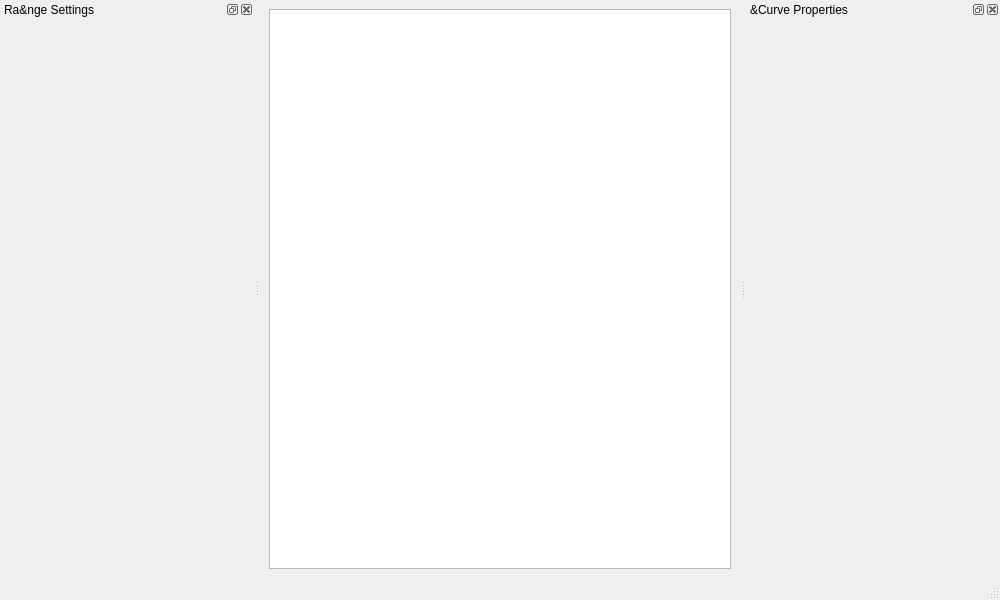
KLZ-0/Alames, file Alames/forms/mainwindow.ui: the form before one commit.
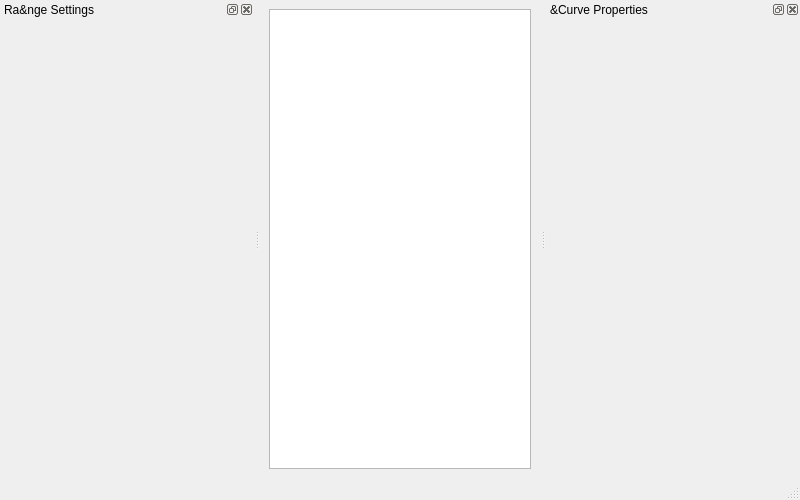
The form after the commit. Custom widgets are drawn as their Qt base class.

Commit message: Updated TODOs + unified updates in left and right widgets

Diff of the .ui file:
```diff
--- a/Alames/forms/mainwindow.ui
+++ b/Alames/forms/mainwindow.ui
@@ -6,14 +6,20 @@
    <rect>
     <x>0</x>
     <y>0</y>
-    <width>1000</width>
-    <height>600</height>
+    <width>800</width>
+    <height>500</height>
    </rect>
   </property>
   <property name="minimumSize">
    <size>
-    <width>1000</width>
-    <height>600</height>
+    <width>800</width>
+    <height>500</height>
+   </size>
+  </property>
+  <property name="sizeIncrement">
+   <size>
+    <width>680</width>
+    <height>400</height>
    </size>
   </property>
   <property name="windowTitle">
```
Left out of the diff: 2 changed lines with no effect on the pictures. The commit also changes 5 other files.
